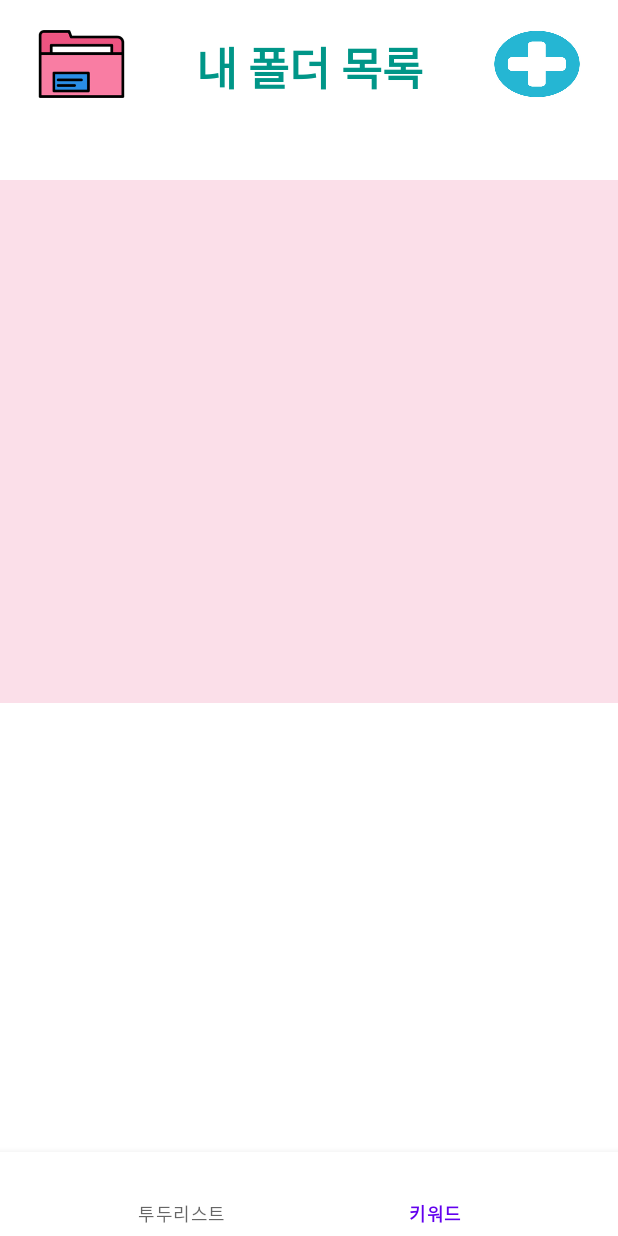
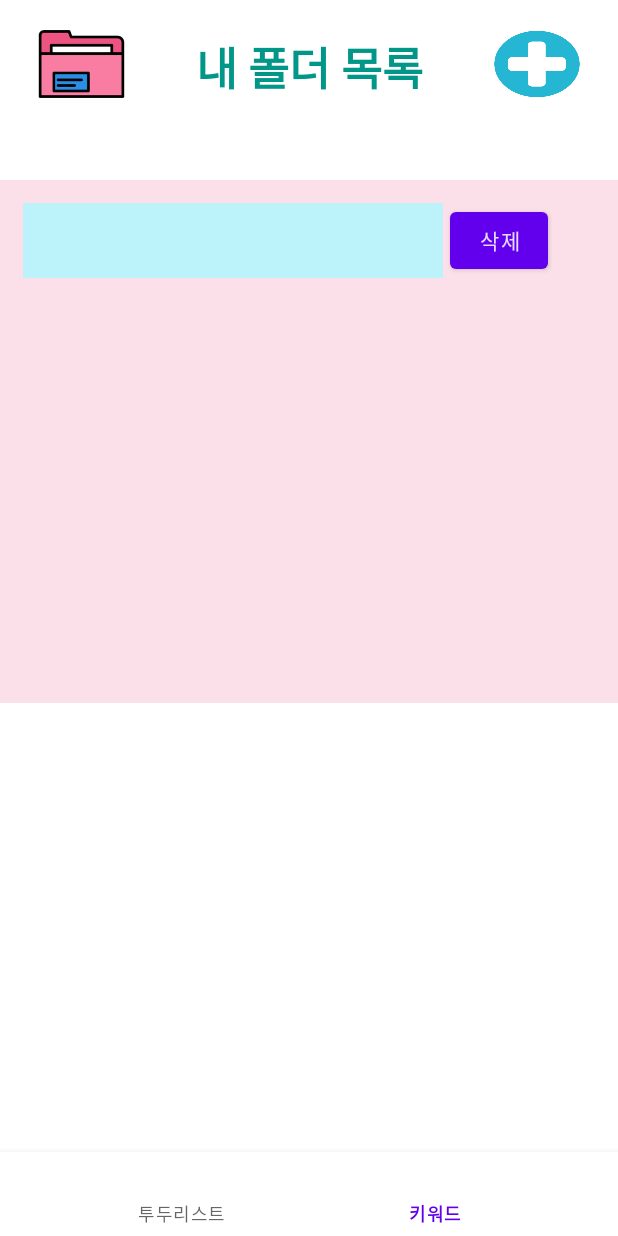
Before and after one commit to sunujun/HelpMeMory, an Android app: the screen it shows after launch (MainActivity), item 2 of the bottom bar chosen, on a phone screen of 412 x 824 dp. Run offline under Robolectric (Android 15) with nearby library versions, the phone set to English and light mode, and no system bars; libraries missing offline, so code that uses them is left out: com.kizitonwose.calendarview; Roboto replaces fonts that are not available here; 9 statements that could not run were skipped.

Commit message:
keyword_feature_KeywordDB_insert

```diff
--- a/app/src/main/java/com/example/helpmemory/KeywordFragment.kt
+++ b/app/src/main/java/com/example/helpmemory/KeywordFragment.kt
@@ -1,6 +1,7 @@
 package com.example.helpmemory
 
 import android.os.Bundle
+import android.util.Log
 import android.view.LayoutInflater
 import android.view.View
 import android.view.ViewGroup
@@ -14,11 +15,15 @@
 
 class KeywordFragment : Fragment() {
     private lateinit var binding: FragmentKeywordBinding
-    private var data:ArrayList<MyKeywordData> = ArrayList()
+    lateinit var myDBHelper: MyKeywordDBHelper
+    var data:ArrayList<MyKeywordData> = ArrayList()
     private lateinit var adapter : FolderAdapter
     val myViewModel : MyViewModel by activityViewModels()
 
+
     override fun onCreate(savedInstanceState: Bundle?) {
+        binding = FragmentKeywordBinding.inflate(layoutInflater)
+
         super.onCreate(savedInstanceState)
     }
     override fun onCreateView(
@@ -26,15 +31,29 @@
         savedInstanceState: Bundle?
     ): View? {
         // Inflate the layout for this fragment
-        binding = FragmentKeywordBinding.inflate(layoutInflater)
-        initData()
+        myDBHelper = MyKeywordDBHelper(requireContext())
+
+        myDBHelper.getAllRecord()
+
         initRecyclerview()
+
         return binding.root
     }
 
-    private fun initRecyclerview() {
+
+
+    fun initRecyclerview() {
+
+        if(myDBHelper.keywordData.size != data.size) {
+            if(myDBHelper.keywordData.size > 0)
+                data.addAll(myDBHelper.keywordData)
+        }else if(myDBHelper.addKeywordcheck){
+            data.addAll(myDBHelper.keywordData)
+            myDBHelper.addKeywordcheck = false
+        }
         binding.folderlist.layoutManager = LinearLayoutManager(requireContext(),
             LinearLayoutManager.VERTICAL,false)
+        Log.d("initRecyclerview",data.toString())
         adapter = FolderAdapter(data)
         adapter.itemClickListener = object : FolderAdapter.OnItemClickListener{
             override fun OnItemClick(data: MyKeywordData, descriptionView: TextView) {
@@ -49,6 +68,7 @@
         }
 
         binding.folderlist.adapter = adapter
+
 
         val simpleItemTouchCallback = object :
             ItemTouchHelper.SimpleCallback(
@@ -73,28 +93,6 @@
         itemTouchHelper.attachToRecyclerView(binding.folderlist)
     }
 
-//    fun readFileScan(scan:Scanner){
-//        while(scan.hasNextLine()){
-//            val word = scan.nextLine()
-//            val meaning = scan.nextLine()
-//
-//            data.add(MyKeywordData(word, meaning))
-//        }
-//    }
-
-
-    private fun initData() {
-
-        if(myViewModel.addvalues.size > 0) {
-            for (i in 0 until myViewModel.addvalues.size)
-            {
-                if(myViewModel.addvalues.size > i) {
-                    data.add(i, myViewModel.addvalues[i])
-                }
-            }
-        }
-    }
-
 
     override fun onViewCreated(view: View, savedInstanceState: Bundle?) {
         super.onViewCreated(view, savedInstanceState)
--- a/app/src/main/java/com/example/helpmemory/MainActivity.kt
+++ b/app/src/main/java/com/example/helpmemory/MainActivity.kt
@@ -9,6 +9,7 @@
 
 class MainActivity : AppCompatActivity() {
     lateinit var binding: ActivityMainBinding
+    var firstKeyFrag = true
 
     override fun onCreate(savedInstanceState: Bundle?) {
         super.onCreate(savedInstanceState)
@@ -35,4 +36,5 @@
             commit()
         }
     }
+
 }
--- a/app/src/main/java/com/example/helpmemory/MyFolderData.kt
+++ b/app/src/main/java/com/example/helpmemory/MyFolderData.kt
@@ -1,3 +1,3 @@
 package com.example.helpmemory
 
-data class MyFolderData(var name : String, var keywrodData : ArrayList<MyKeywordData>, var isClicked : Boolean )
+data class MyFolderData(var name : String, var keywrodData : ArrayList<MyKeywordData>, var isClicked : Boolean)
--- /dev/null
+++ b/app/src/main/java/com/example/helpmemory/MyKeywordDBHelper.kt
@@ -0,0 +1,123 @@
+package com.example.helpmemory
+
+import android.content.ContentValues
+import android.content.Context
+import android.database.Cursor
+import android.database.sqlite.SQLiteDatabase
+import android.database.sqlite.SQLiteOpenHelper
+import android.util.Log
+
+class MyKeywordDBHelper(val context: Context) : SQLiteOpenHelper(context, DB_NAME, null, DB_VERSION) {
+    var keywordFragment = KeywordFragment()
+    var keywordData:ArrayList<MyKeywordData> =ArrayList()
+    var addKeywordcheck = false
+
+    companion object{
+
+        val DB_NAME = "mydb.db"
+        val DB_VERSION = 1
+        val TABLE_NAME = "keyword"
+        val KID = "id"
+        val KEY = "keyword"
+        val DES = "description"
+
+    }
+    fun getAllRecord(){
+        val strsql = "select * from $TABLE_NAME;"
+        val db = readableDatabase
+        val cursor = db.rawQuery(strsql,null)
+        transData(cursor)
+        cursor.close()
+        db.close()
+    }
+
+    fun transData(cursor: Cursor){
+        var keyword = ""
+        var description = ""
+        var id = ""
+        cursor.moveToFirst()
+        val attrcount = cursor.columnCount
+        do {
+            for(i in 1 until attrcount step 3){
+                keyword = cursor.getString(i)
+                description = cursor.getString(i+1)
+                id = cursor.getString(i-1)
+                Log.d("test", keyword+description+id)
+                keywordData.add(MyKeywordData(keyword, description, id))
+
+            }
+        }while (cursor.moveToNext())
+
+    }
+
+    fun insertKeyword(keywordData: MyKeywordData):Boolean{
+        val values = ContentValues()
+        values.put(KID, keywordData.id)
+        values.put(KEY, keywordData.keyword)
+        values.put(DES, keywordData.description)
+
+        if(!addKeywordcheck){
+            addKeywordcheck = true
+        }
+
+        val db = writableDatabase
+        val flag = db.insert(TABLE_NAME, null, values) >0
+        db.close()
+        return flag
+    }
+
+    override fun onCreate(db: SQLiteDatabase?) {
+
+        val create_table = "create table if not exists $TABLE_NAME("+
+                "$KID text primary key,"+
+                "$KEY text,"+
+                "$DES text );"
+
+
+        db!!.execSQL(create_table)
+
+    }
+
+    override fun onUpgrade(db: SQLiteDatabase?, oldVersino: Int, newVersion: Int) {
+
+        val drop_table = "drop table if exists  $TABLE_NAME;"
+
+        db!!.execSQL(drop_table)
+        onCreate(db)
+    }
+
+    fun deleteKeyword(id: String): Boolean{
+        val strsql = "select * from $TABLE_NAME where $KID = '$id';"
+        val db = writableDatabase
+        val cursor = db.rawQuery(strsql,null)
+        val flag = cursor.count!=0
+
+        if(flag){
+            cursor.moveToFirst()
+            db.delete(TABLE_NAME, "$KID=?", arrayOf(id))
+        }
+        cursor.close()
+        db.close()
+        return flag
+    }
+
+    fun updateKeyword(keywordData: MyKeywordData):Boolean{
+        val id = keywordData.id
+        val strsql = "select * from $TABLE_NAME where $KID = '$id';"
+        val db = writableDatabase
+        val cursor = db.rawQuery(strsql,null)
+        val flag = cursor.count!=0
+
+        if(flag){
+            cursor.moveToFirst()
+            val values = ContentValues()
+            values.put(KEY, keywordData.keyword)
+            values.put(DES, keywordData.description)
+
+            db.update(TABLE_NAME, values, "$KID=?", arrayOf(id.toString()))
+        }
+        cursor.close()
+        db.close()
+        return flag
+    }
+}
--- a/app/src/main/java/com/example/helpmemory/MyKeywordData.kt
+++ b/app/src/main/java/com/example/helpmemory/MyKeywordData.kt
@@ -1,3 +1,3 @@
 package com.example.helpmemory
 
-data class MyKeywordData(var keyword : String, var description : String, var isClicked : Boolean=false)
+data class MyKeywordData(var keyword : String, var description : String,  var id : String,var isClicked : Boolean=false)
--- a/app/src/main/res/layout/folder_item_row.xml
+++ b/app/src/main/res/layout/folder_item_row.xml
@@ -1,28 +1,40 @@
 <?xml version="1.0" encoding="utf-8"?>
 <LinearLayout xmlns:android="http://schemas.android.com/apk/res/android"
-    android:orientation="vertical"
+    android:orientation="horizontal"
     android:layout_width="match_parent"
     android:layout_height="wrap_content">
-
+    <LinearLayout
+        android:layout_width="300dp"
+        android:layout_height="wrap_content"
+        android:orientation="vertical">
         <TextView
             android:id="@+id/textView"
-        android:layout_width="match_parent"
+            android:layout_width="280dp"
             android:layout_height="wrap_content"
             android:layout_marginLeft="15dp"
             android:layout_marginRight="15dp"
             android:layout_marginTop="15dp"
             android:padding="15dp"
+            android:paddingRight="0dp"
             android:background="@color/skyblue"
             android:text="TextView" />
 
         <TextView
             android:id="@+id/descriptionView"
-        android:layout_width="match_parent"
+            android:layout_width="280dp"
             android:layout_height="wrap_content"
             android:layout_marginLeft="15dp"
             android:layout_marginRight="15dp"
             android:layout_marginBottom="15dp"
             android:padding="15dp"
+            android:paddingRight="0dp"
             android:background="@color/white"
             android:text="TextView" />
     </LinearLayout>
+    <Button
+        android:id="@+id/deletebtn"
+        android:layout_width="65dp"
+        android:layout_height="50dp"
+        android:layout_marginTop="15dp"
+        android:text="삭제"></Button>
+</LinearLayout>
```
Also changed, not shown: app/src/main/java/com/example/helpmemory/AddKeywordFragment.kt (+40 -5 lines), app/src/main/java/com/example/helpmemory/FolderAdapter.kt (+6 -2 lines), app/src/main/res/layout/folder_list.xml (+4 -4 lines). Lines whose indentation alone changed are shown as unchanged.
